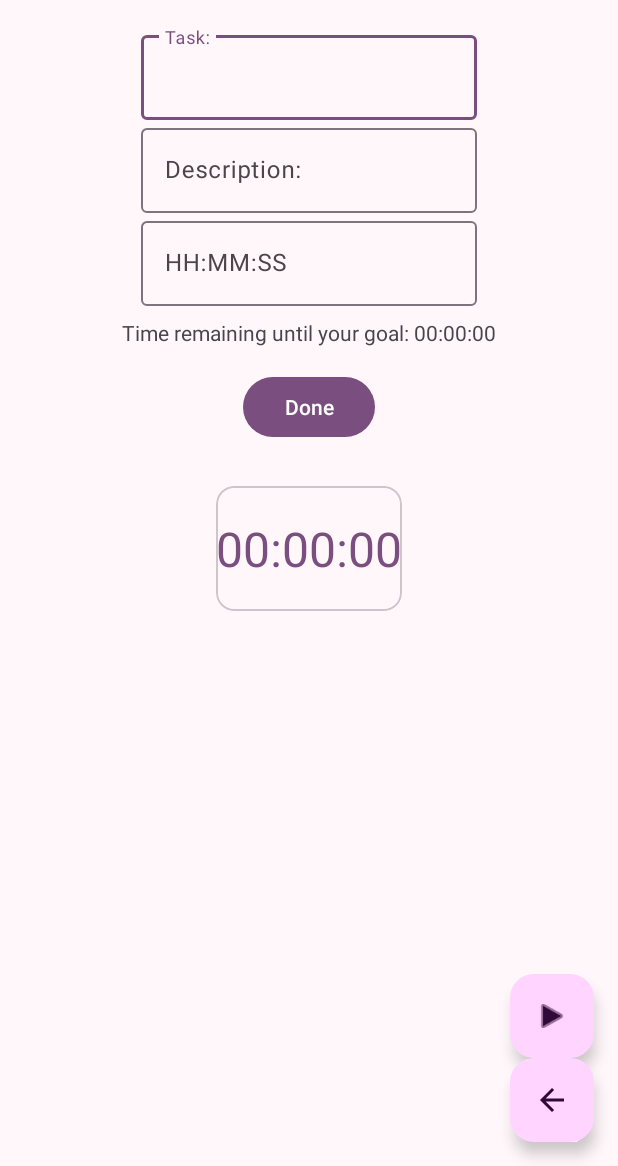
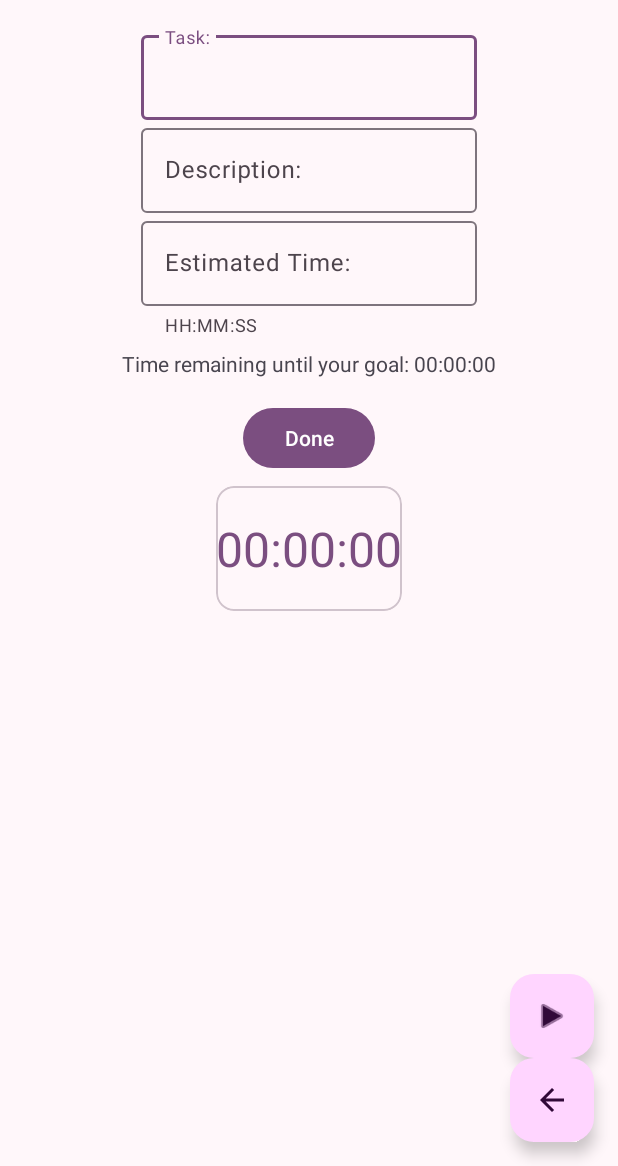
Before and after one commit to sbleier/Trask, an Android app: the screen it shows after launch (TaskActivity), after a tap on "Add Task", on a phone screen of 412 x 824 dp, the part 70-1236 px from its top. Run offline under Robolectric (Android 15) with nearby library versions, the phone set to English and light mode, and no system bars.

Commit message:
Merge branch 'main' of https://github.com/sbleier/Trasck

```diff
--- a/app/src/main/java/com/mintedtech/trasck/MainActivity.java
+++ b/app/src/main/java/com/mintedtech/trasck/MainActivity.java
@@ -3,6 +3,7 @@ package com.mintedtech.trasck;
 import android.content.Intent;
 import android.os.Bundle;
 
+import androidx.annotation.NonNull;
 import androidx.appcompat.app.AppCompatActivity;
 import androidx.recyclerview.widget.LinearLayoutManager;
 import androidx.recyclerview.widget.RecyclerView;
@@ -23,8 +24,14 @@ public class MainActivity extends AppCompatActivity {
 
     private RecyclerView recyclerView;
     private TaskAdapter adapter;
-    private List<Task> taskList;
+    private ArrayList<Task> taskList;
     private ActivityMainBinding binding;
+
+    @Override
+    protected void onSaveInstanceState(@NonNull Bundle outState) {
+        super.onSaveInstanceState(outState);
+        outState.putParcelableArrayList("LIST", taskList);
+    }
 
     @Override
     protected void onCreate(Bundle savedInstanceState) {
@@ -32,36 +39,63 @@ public class MainActivity extends AppCompatActivity {
         setContentView();
         setSupportActionBar(binding.toolbar);
         // Initialize the task list
-        taskList = new ArrayList<Task>();
+        taskList = savedInstanceState == null ? new ArrayList<>()
+                : savedInstanceState.getParcelableArrayList("LIST");
+
+        //Toast.makeText(this, "List Size: " + taskList.size(),Toast.LENGTH_LONG).show();
+
 
         // Set up the RecyclerView
-        recyclerView = findViewById(R.id.taskRecyclerView);
+        recyclerView = binding.taskRecyclerView; // findViewById(R.id.taskRecyclerView);
         recyclerView.setLayoutManager(new LinearLayoutManager(this));
         adapter = new TaskAdapter(this);
         recyclerView.setAdapter(adapter);
 
+        // Set item click listener
+        adapter.setOnItemClickListener((task, position) -> handleEditClick(task, position));
 //        binding.fab.setOnClickListener(view -> handleFABClick(view));
 
-        binding.fab.setOnClickListener(view -> {
-            Intent intent = new Intent(this, TaskActivity.class);
-            startActivityForResult(intent, 1);
-        });
-
+        binding.fab.setOnClickListener(view -> handleFabClick());
 
 //        addDummyTasks();
 
 
     }
 
+    private void handleFabClick() {
+        Intent intent = new Intent(this, TaskActivity.class);
+        startActivityForResult(intent, 1);
+    }
+
+    private void handleEditClick(Task task, int position) {
+        Intent intent = new Intent(MainActivity.this, TaskActivity.class);
+        intent.putExtra("edit_task_position", position);
+        intent.putExtra("current_task", task);
+        startActivityForResult(intent, 2);
+    }
+
     @Override
     protected void onActivityResult(int requestCode, int resultCode, Intent data) {
         super.onActivityResult(requestCode, resultCode, data);
-        if (requestCode == 1 && resultCode == RESULT_OK && data != null) {
+        if (resultCode == RESULT_OK && data != null) {
             // Retrieve the task data from the intent
-            Task newTask = (Task) data.getParcelableExtra("new_task");
+            Task newTask = data.getParcelableExtra("new_task");
             if (newTask != null) {
-                taskList.add(newTask);
-                adapter.submitList(taskList); // Notify adapter of new data
+
+                if (requestCode == 1) { //add
+                    taskList.add(newTask);
+
+                    adapter.submitList(taskList); // Notify adapter of new data
+                    adapter.notifyItemInserted(taskList.size() - 1);
+                } else if (requestCode == 2) { //edit
+                    int position = data.getIntExtra("edit_position", -1);
+                    if (position !=-1) {
+                        taskList.remove(position);
+                        taskList.add(position, newTask);
+                        adapter.submitList(taskList); // Notify adapter of new data
+                        adapter.notifyItemChanged(position);
+                    }
+                }
             }
 
         }
@@ -125,6 +159,7 @@ public class MainActivity extends AppCompatActivity {
 
         //noinspection SimplifiableIfStatement
         if (id == R.id.action_settings) {
+            startActivity(new Intent(MainActivity.this, SettingsActivity.class));
             return true;
         }
 
--- /dev/null
+++ b/app/src/main/java/com/mintedtech/trasck/OnItemClickListener.java
@@ -0,0 +1,5 @@
+package com.mintedtech.trasck;
+
+public interface OnItemClickListener {
+    void onItemClick(Task task, int position);
+}
--- a/app/src/main/java/com/mintedtech/trasck/TaskAdapter.java
+++ b/app/src/main/java/com/mintedtech/trasck/TaskAdapter.java
@@ -1,9 +1,6 @@
 package com.mintedtech.trasck;
 
-
-
 import android.content.Context;
-import android.content.Intent;
 import android.view.LayoutInflater;
 import android.view.View;
 import android.view.ViewGroup;
@@ -14,15 +11,12 @@ import androidx.recyclerview.widget.DiffUtil;
 import androidx.recyclerview.widget.ListAdapter;
 import androidx.recyclerview.widget.RecyclerView;
 
-import java.util.ArrayList;
-import java.util.List;
 import java.util.Locale;
-
 
 public class TaskAdapter extends ListAdapter<Task, TaskAdapter.TaskViewHolder> {
 
     private Context context;
-
+    private OnItemClickListener listener;
 
     public TaskAdapter(Context context) {
         super(new TaskDiffCallback());
@@ -41,17 +35,20 @@ public class TaskAdapter extends ListAdapter<Task, TaskAdapter.TaskViewHolder> {
         Task task = getItem(position); // Use getItem() instead of taskList.get()holder.taskTitle.setText(task.getTitle());
         holder.taskTitle.setText(task.getTitle());
         holder.taskDescription.setText(task.getDescription());
-        // Assuming your Task class has a getEstimatedTime() method
-        holder.estimatedTime.setText(formatDuration(task.getTime()));
 
-        holder.itemView.setOnClickListener(v -> {
-            Intent intent = new Intent(context, TaskActivity.class);
-            context.startActivity(intent);
-        });
+        holder.estimatedTime.setText(formatDuration(task.getEstimatedTime()));
+
+        holder.itemView.setOnClickListener(v -> handleClick(task, position));
     }
 
-        // Add this method to your TaskAdapter
-        private String formatDuration(long seconds) {
+    private void handleClick(Task task, int position) {
+        if (listener !=null) {
+            listener.onItemClick(task, position);
+        }
+    }
+
+
+    private String formatDuration(long seconds) {
             long hours = seconds / 3600;
             long minutes = (seconds % 3600) / 60;
             long secs = seconds % 60;
@@ -72,15 +69,19 @@ public class TaskAdapter extends ListAdapter<Task, TaskAdapter.TaskViewHolder> {
         }
     }
 
-    // ... TaskViewHolder remains the same ...
+    public void setOnItemClickListener(OnItemClickListener listener) {
+        this.listener = listener;
+    }
+
     public static class TaskViewHolder extends RecyclerView.ViewHolder {
-        TextView taskTitle, taskDescription, estimatedTime;
+        TextView taskTitle, taskDescription, estimatedTime, elapsedTime;
 
         public TaskViewHolder(@NonNull View itemView) {
             super(itemView);
             taskTitle = itemView.findViewById(R.id.taskTitle);
             taskDescription = itemView.findViewById(R.id.taskDescription);
             estimatedTime = itemView.findViewById(R.id.estimatedTime);
+            elapsedTime = itemView.findViewById(R.id.tv_seconds_elapsed);
         }
     }
 }
--- a/app/src/main/res/layout/content_task.xml
+++ b/app/src/main/res/layout/content_task.xml
@@ -10,23 +10,24 @@
         android:id="@+id/task"
         android:layout_width="wrap_content"
         android:layout_height="wrap_content"
+        android:padding="16dp"
         android:text="Task"
         android:textSize="24sp"
-        android:padding="16dp"
-        app:layout_constraintTop_toTopOf="parent"
+        app:layout_constraintEnd_toEndOf="parent"
         app:layout_constraintStart_toStartOf="parent"
-        app:layout_constraintEnd_toEndOf="parent" />
+        app:layout_constraintTop_toTopOf="parent" />
 
     <com.google.android.material.textfield.TextInputLayout
+        android:id="@+id/task_input_layout"
         android:layout_width="wrap_content"
         android:layout_height="wrap_content"
+        android:layout_marginBottom="@dimen/standard_margin"
         android:hint="Task:"
-        android:layout_marginBottom="@dimen/standard_margin"
         android:minEms="12"
-        app:layout_constraintTop_toBottomOf="@+id/task"
-            android:id="@+id/task_input_layout"
+        app:layout_constraintEnd_toEndOf="parent"
         app:layout_constraintStart_toStartOf="parent"
-        app:layout_constraintEnd_toEndOf="parent">
+        app:layout_constraintTop_toBottomOf="@+id/task">
+
         <com.google.android.material.textfield.TextInputEditText
             android:id="@+id/taskTitle"
             android:layout_width="wrap_content"
@@ -38,12 +39,12 @@
         android:id="@+id/task_description_layout"
         android:layout_width="wrap_content"
         android:layout_height="wrap_content"
+        android:layout_marginBottom="@dimen/standard_margin"
         android:hint="Description:"
-        android:layout_marginBottom="@dimen/standard_margin"
         android:minEms="12"
-        app:layout_constraintTop_toBottomOf="@+id/task_input_layout"
+        app:layout_constraintEnd_toEndOf="parent"
         app:layout_constraintStart_toStartOf="parent"
-        app:layout_constraintEnd_toEndOf="parent">
+        app:layout_constraintTop_toBottomOf="@+id/task_input_layout">
 
         <com.google.android.material.textfield.TextInputEditText
             android:id="@+id/taskDescription"
@@ -56,12 +57,14 @@
         android:id="@+id/estimated_time_layout"
         android:layout_width="wrap_content"
         android:layout_height="wrap_content"
-        android:hint="HH:MM:SS"
         android:layout_marginBottom="@dimen/standard_margin"
+        android:hint="Estimated Time:"
         android:minEms="12"
-        app:layout_constraintTop_toBottomOf="@+id/task_description_layout"
+        app:helperText="HH:MM:SS"
+        app:layout_constraintEnd_toEndOf="parent"
         app:layout_constraintStart_toStartOf="parent"
-        app:layout_constraintEnd_toEndOf="parent">
+        app:layout_constraintTop_toBottomOf="@+id/task_description_layout">
+
         <com.google.android.material.textfield.TextInputEditText
             android:id="@+id/estimatedTime"
             android:layout_width="wrap_content"
@@ -73,11 +76,11 @@
         android:id="@+id/submitTaskButton"
         android:layout_width="wrap_content"
         android:layout_height="wrap_content"
+        android:layout_marginTop="16dp"
         android:text="Done"
-        android:layout_marginTop="16dp"
-        app:layout_constraintTop_toBottomOf="@+id/tv_remaining_time"
+        app:layout_constraintEnd_toEndOf="parent"
         app:layout_constraintStart_toStartOf="parent"
-        app:layout_constraintEnd_toEndOf="parent"/>
+        app:layout_constraintTop_toBottomOf="@+id/tv_remaining_time" />
 
     <TextView
         android:id="@+id/tv_remaining_time"
@@ -85,9 +88,9 @@
         android:layout_height="wrap_content"
         android:layout_marginTop="8dp"
         android:text="20sp"
-        app:layout_constraintTop_toBottomOf="@id/estimated_time_layout"
+        app:layout_constraintEnd_toEndOf="parent"
         app:layout_constraintStart_toStartOf="parent"
-        app:layout_constraintEnd_toEndOf="parent"/>
+        app:layout_constraintTop_toBottomOf="@id/estimated_time_layout" />
 
 
     <com.google.android.material.card.MaterialCardView
@@ -105,8 +108,8 @@
             android:layout_width="wrap_content"
             android:layout_height="wrap_content"
             android:gravity="center"
+            android:minEms="2"
             android:minLines="2"
-                android:minEms="2"
             android:text="@string/zero"
             android:textColor="?attr/colorPrimary" />
 
--- a/app/src/main/res/layout/task_item.xml
+++ b/app/src/main/res/layout/task_item.xml
@@ -23,4 +23,10 @@
         android:layout_height="wrap_content"
         android:textAppearance="?attr/textAppearanceListItemSecondary" />
 
+    <TextView
+        android:id="@+id/elapsedTime"
+        android:layout_width="wrap_content"
+        android:layout_height="wrap_content"
+        android:textAppearance="?attr/textAppearanceListItemSecondary" />
+
 </LinearLayout>
```
Also changed, not shown: app/src/main/java/com/mintedtech/trasck/Task.java (+47 -11 lines), app/src/main/java/com/mintedtech/trasck/TaskActivity.java (+31 -18 lines), app/src/main/java/com/mintedtech/trasck/Utils.java (added, +72 -0 lines), app/src/main/res/layout/activity_main.xml (+5 -6 lines), app/src/main/res/values/strings.xml (+7 -15 lines). Lines whose indentation alone changed are shown as unchanged.
